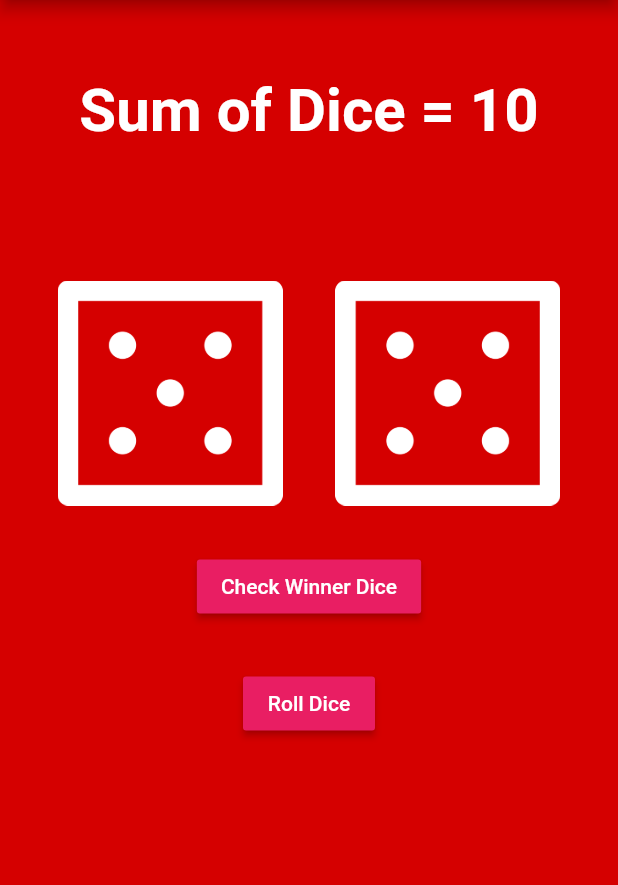
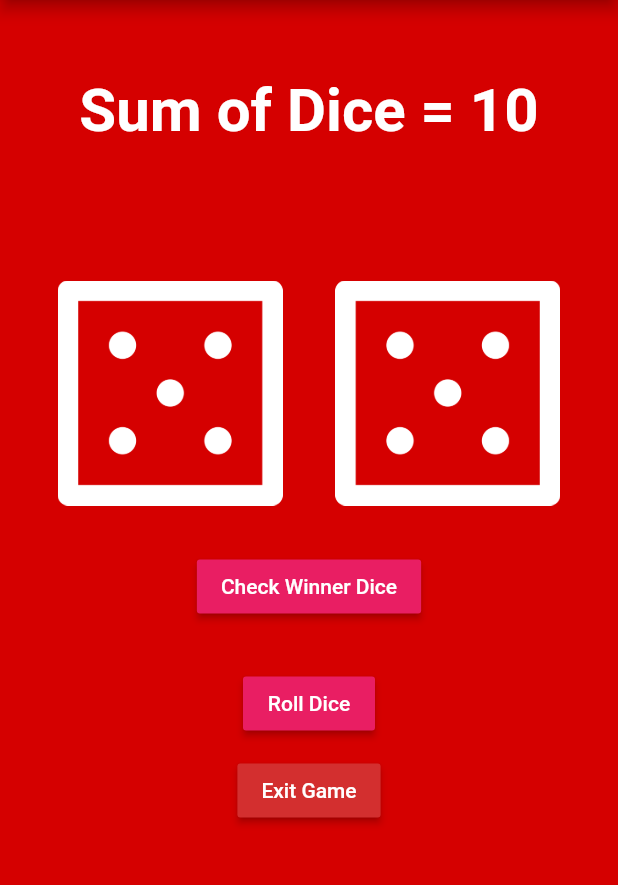
Before and after one commit to gohardhuddi/Sp17_BCS_019, a Flutter app: the screen it shows after launch, after a tap on "Simple Mode", on a phone screen of 412 x 824 dp, the part 84-969 px from its top. Run offline on Flutter 3.47's test engine with Material 2 defaults, Android fonts, the phone set to English and light mode, and no system bars.

Commit message:
addition of exit button in apps

```diff
--- a/lib/homepage.dart
+++ b/lib/homepage.dart
@@ -1,3 +1,5 @@
+import 'dart:io';
+
 import 'package:flutter/material.dart';
 import 'simplemode.dart';
 
@@ -45,6 +47,22 @@ class _homepageState extends State<homepage> {
                     ),
                   ),
                 ),
+                SizedBox(
+                  height: 30.0,
+                ),
+                RaisedButton(
+                  color: Color(0xFFD32F2F),
+                  onPressed: () {
+                    exit(0);
+                  },
+                  child: Text(
+                    "Exit",
+                    style: TextStyle(
+                      color: Colors.white,
+                      fontSize: 23.0,
+                    ),
+                  ),
+                ),
               ],
             ),
           ),
--- a/lib/simplemode.dart
+++ b/lib/simplemode.dart
@@ -213,12 +213,16 @@ class _DicepageState extends State<Dicepage> {
                   child: Text('Roll Dice'),
                 ),
               ),
-              // Padding(
-              //   padding: const EdgeInsets.only(top: 10),
-              //   //child: RaisedButton(onPressed: MainMenu,
-              //     child: Text('Exit Game'),
-              //   ),
-              // ),
+              Padding(
+                padding: const EdgeInsets.only(top: 10),
+                child: RaisedButton(
+                  color: Color(0xFFD32F2F),
+                  onPressed: () {
+                    exit(0);
+                  },
+                  child: Text('Exit Game'),
+                ),
+              ),
               //
               // Padding(
               //   padding: const EdgeInsets.only(top: 10),
```
